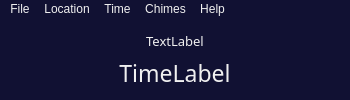
Old version of the form mainwindow.ui in the repository larsnaesbye/tempus.
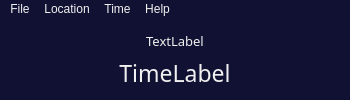
New version of the form. Icons and pictures are not drawn.

Commit message: Julian Date Modified, removed chime sound, adjusted resize font

```diff
--- a/mainwindow.ui
+++ b/mainwindow.ui
@@ -111,14 +111,7 @@
     <addaction name="actionLocal_Sidereal_Time"/>
     <addaction name="actionLocal_Mean_Sidereal_Time"/>
     <addaction name="actionJulian_Day"/>
-   </widget>
-   <widget class="QMenu" name="menuChimes">
-    <property name="title">
-     <string>Chimes</string>
-    </property>
-    <addaction name="actionNone"/>
-    <addaction name="actionSingle"/>
-    <addaction name="actionMultiple"/>
+    <addaction name="actionJulian_Day_Modified"/>
    </widget>
    <widget class="QMenu" name="menuHelp">
     <property name="title">
@@ -129,7 +122,6 @@
    <addaction name="menuFile"/>
    <addaction name="menuLocation"/>
    <addaction name="menuTime"/>
-   <addaction name="menuChimes"/>
    <addaction name="menuHelp"/>
   </widget>
   <action name="actionExit">
```
Left out of the diff: 5 changed lines with no effect on the pictures. The commit also changes 5 other files.
